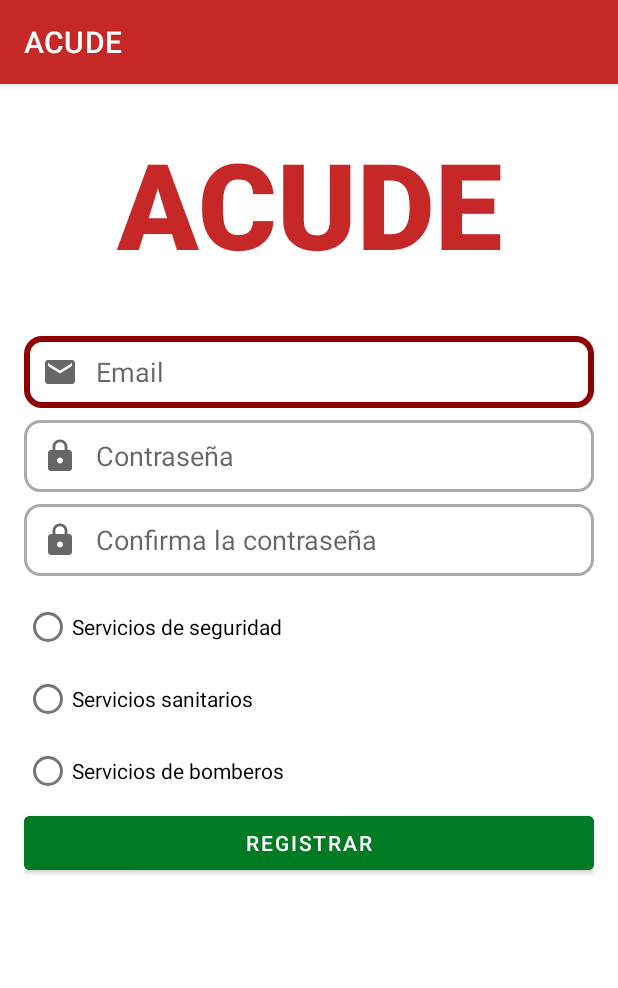
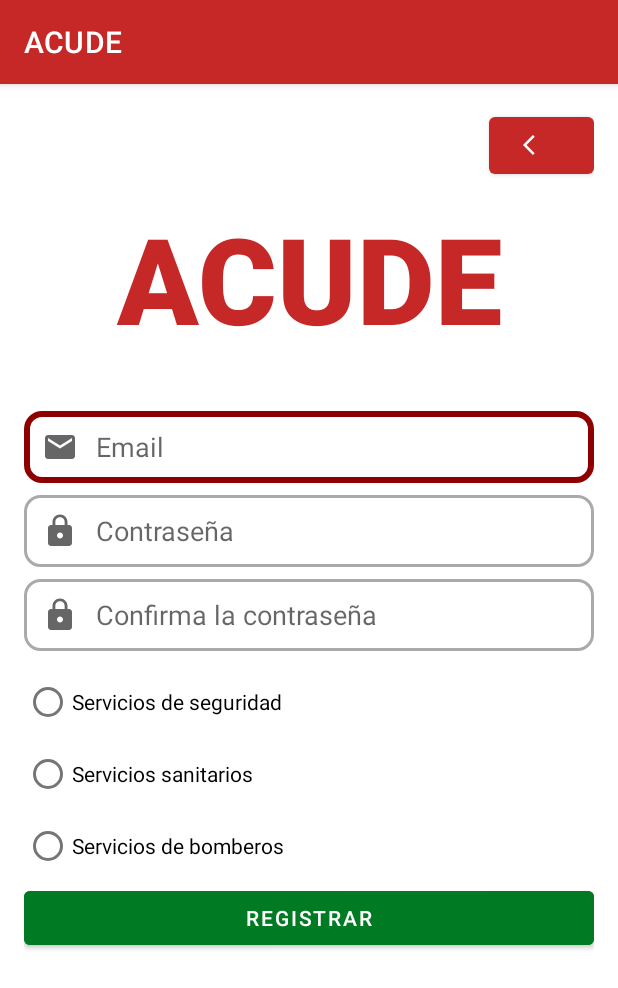
Before and after one commit to IvanArjonaAmadorUPM/acude, an Android app: the RegisterActivity screen opened directly, with no data from a screen before it, on a phone screen of 412 x 824 dp. Shown: the top 988 px of the screen. Run offline under Robolectric (Android 15) with nearby library versions, the phone set to English and light mode, and no system bars; our stand-ins replace Firebase (no records; nobody signed in at launch, a user with empty details on screens opened directly); Roboto replaces fonts that are not available here.

Commit message:
#22 add back button

```diff
--- a/app/src/main/java/com/example/acude/RegisterActivity.java
+++ b/app/src/main/java/com/example/acude/RegisterActivity.java
@@ -38,9 +38,17 @@ public class RegisterActivity extends AppCompatActivity {
     }
 
     private void setup() {
+        Button backButton = findViewById(R.id.backButton);
+        backButton.setOnClickListener(new View.OnClickListener() {
+            @Override
+            public void onClick(View view) {
+                Intent intent = new Intent(RegisterActivity.this, AuthActivity.class);
+                startActivity(intent);
+                finish();
+            }
+        });
         FirebaseApp.initializeApp(this);
         mAuth = FirebaseAuth.getInstance();
-
         Button registerButton = findViewById(R.id.RegisterButton);
         registerButton.setOnClickListener(new View.OnClickListener() {
             @Override
--- /dev/null
+++ b/app/src/main/res/drawable/ic_arrow_back.xml
@@ -0,0 +1,5 @@
+<vector android:autoMirrored="true" android:height="16dp"
+    android:tint="#514F4A" android:viewportHeight="24"
+    android:viewportWidth="24" android:width="16dp" xmlns:android="http://schemas.android.com/apk/res/android">
+    <path android:fillColor="@android:color/white" android:pathData="M11.67,3.87L9.9,2.1 0,12l9.9,9.9 1.77,-1.77L3.54,12z"/>
+</vector>
--- a/app/src/main/res/layout/activity_register.xml
+++ b/app/src/main/res/layout/activity_register.xml
@@ -19,6 +19,14 @@
         app:layout_constraintEnd_toEndOf="parent"
         app:layout_constraintStart_toStartOf="parent"
         app:layout_constraintTop_toTopOf="parent">
+
+        <Button
+            android:id="@+id/backButton"
+            android:layout_width="70dp"
+            android:layout_height="50dp"
+            android:layout_gravity="right"
+            app:icon="@drawable/ic_arrow_back"
+            app:iconGravity="textStart"/>
 
         <Space
             android:layout_width="match_parent"
```
